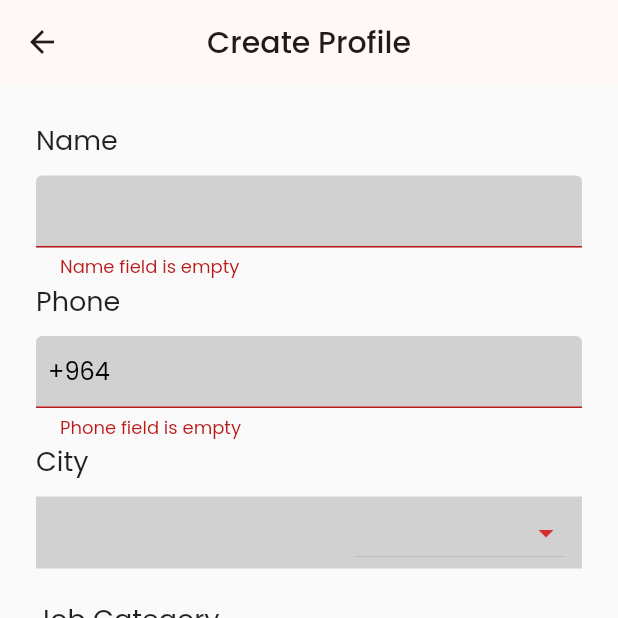
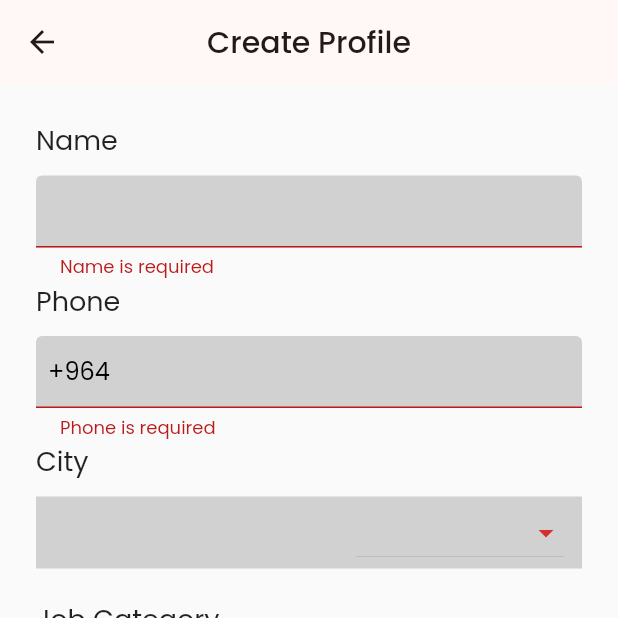
Before and after one commit to MuhammadSabah/Open-Vacancies, a Flutter app: the CreateProfileScreenView screen opened directly, after a tap on "Create Profile", on a phone screen of 412 x 824 dp, the top half of it. Run offline on Flutter 3.47's test engine with Material 2 defaults, Android fonts, the phone set to English and light mode, and no system bars; our stand-ins replace cloud_firestore, firebase_auth, firebase_core, google_fonts; accounts and stored records are empty.

Commit message:
Muhammad updated the validation

```diff
--- a/lib/src/widgets/name_field.dart
+++ b/lib/src/widgets/name_field.dart
@@ -27,7 +27,7 @@ class _NameFieldState extends State<NameField> {
         TextFormField(
           validator: (String? value) {
             if (value == null || widget.nameController.text.isEmpty) {
-              return 'Name field is empty';
+              return 'Name is required';
             }
           },
           controller: widget.nameController,
--- a/lib/src/widgets/phone_field.dart
+++ b/lib/src/widgets/phone_field.dart
@@ -27,7 +27,7 @@ class _PhoneFieldState extends State<PhoneField> {
         TextFormField(
           validator: (String? value) {
             if (value == null || widget.phoneController.text.isEmpty) {
-              return 'Phone field is empty';
+              return 'Phone is required';
             }
           },
           controller: widget.phoneController,
```
